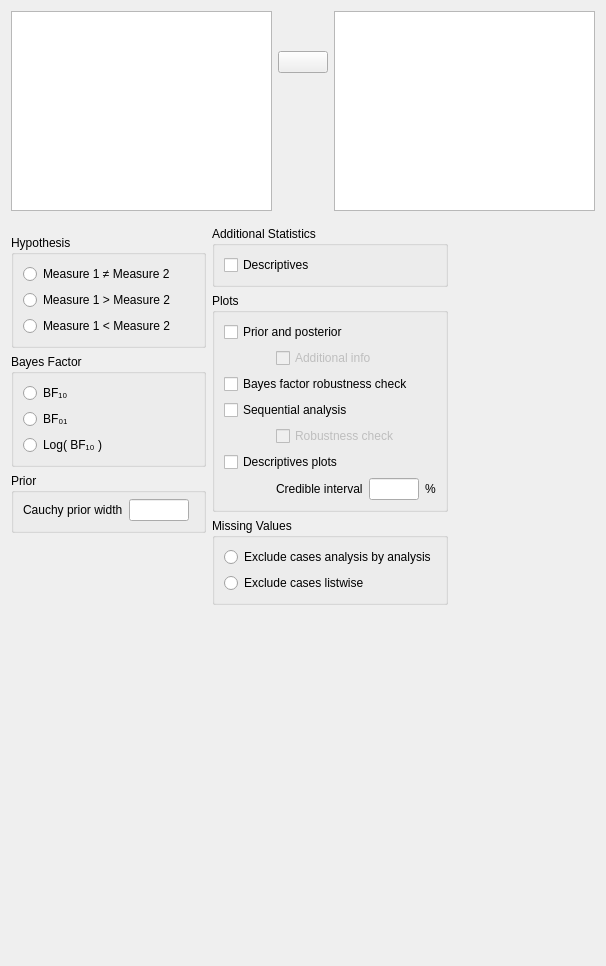
jasp-stats/jasp-desktop, file JASP-Desktop/analysisforms/ttestbayesianpairedsamplesform.ui: the form before one commit.
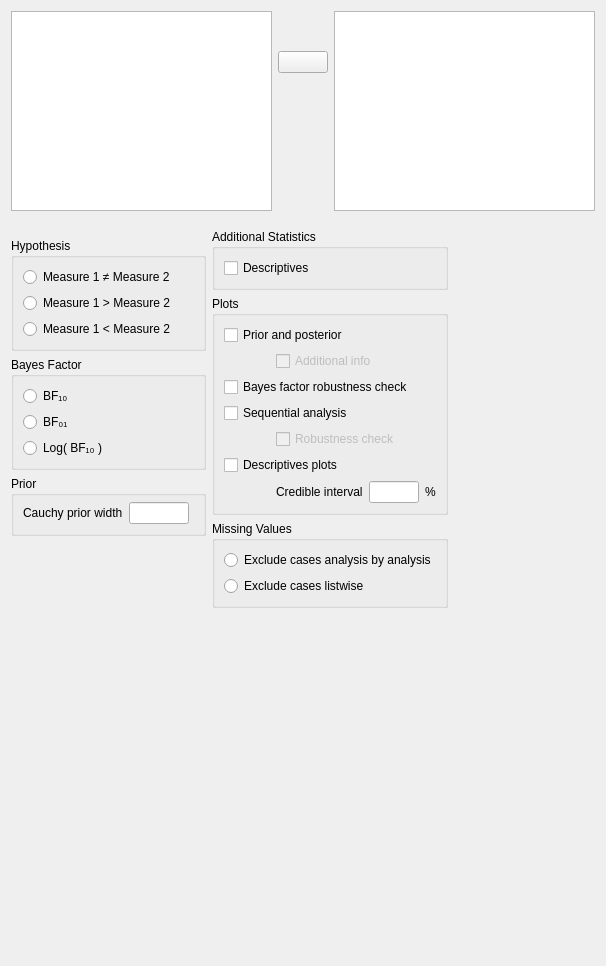
The form after the commit. Custom widgets are drawn as their Qt base class.

What changed in the file:
```diff
--- a/JASP-Desktop/analysisforms/ttestbayesianpairedsamplesform.ui
+++ b/JASP-Desktop/analysisforms/ttestbayesianpairedsamplesform.ui
@@ -20,6 +20,9 @@
    <string>Form</string>
   </property>
   <layout class="QVBoxLayout" name="verticalLayout">
+   <property name="spacing">
+    <number>0</number>
+   </property>
    <item>
     <widget class="QWidget" name="topWidget" native="true">
      <property name="sizePolicy">
@@ -38,9 +41,6 @@
       <property name="rightMargin">
        <number>0</number>
       </property>
-      <property name="bottomMargin">
-       <number>0</number>
-      </property>
       <item row="0" column="3">
        <widget class="BoundPairsTable" name="pairs">
         <property name="sizePolicy">
```
